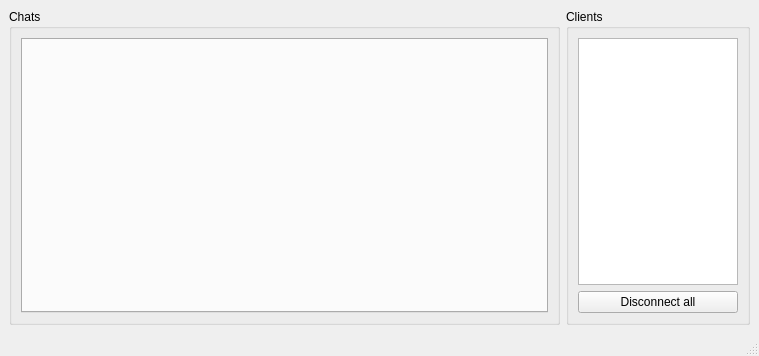
The window that server/mainwindow.ui (leila-wilde/WizzMania) describes before a commit, drawn with Qt 5.
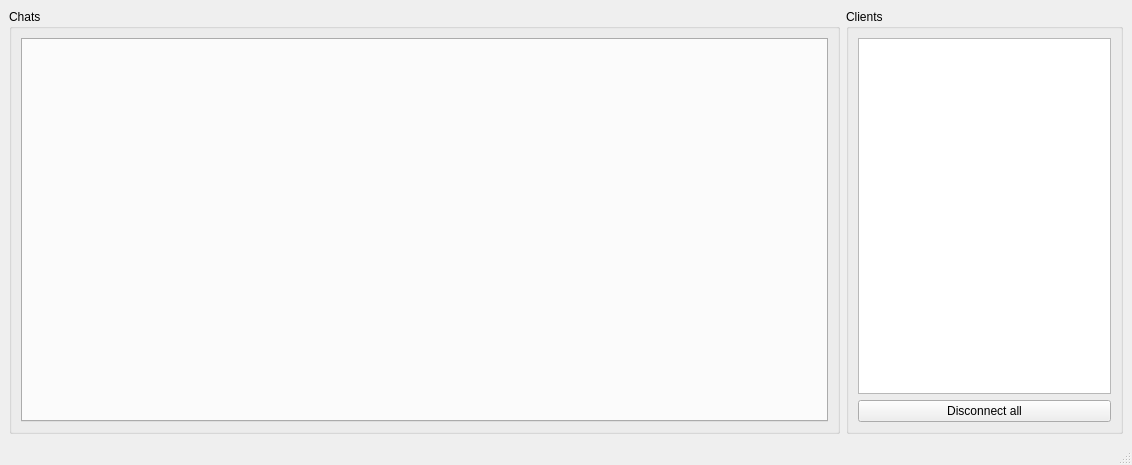
The same window after the commit.

Commit message: feat(server): add client chat widget for message handling. \ - create ClientChatWidget to display and send messages per client\ - handle incoming data and disconnection for each client\ - display each connect client in a tab with chat history\ - log client connections/disconnections in clients list\ - update ServerManger header with signal declarations

What changed in the file:
```diff
--- a/server/mainwindow.ui
+++ b/server/mainwindow.ui
@@ -6,8 +6,8 @@
    <rect>
     <x>0</x>
     <y>0</y>
-    <width>759</width>
-    <height>356</height>
+    <width>1132</width>
+    <height>465</height>
    </rect>
   </property>
   <property name="windowTitle">
```
Left out of the diff: 4 changed lines with no effect on the pictures. The commit also changes 7 other files.
